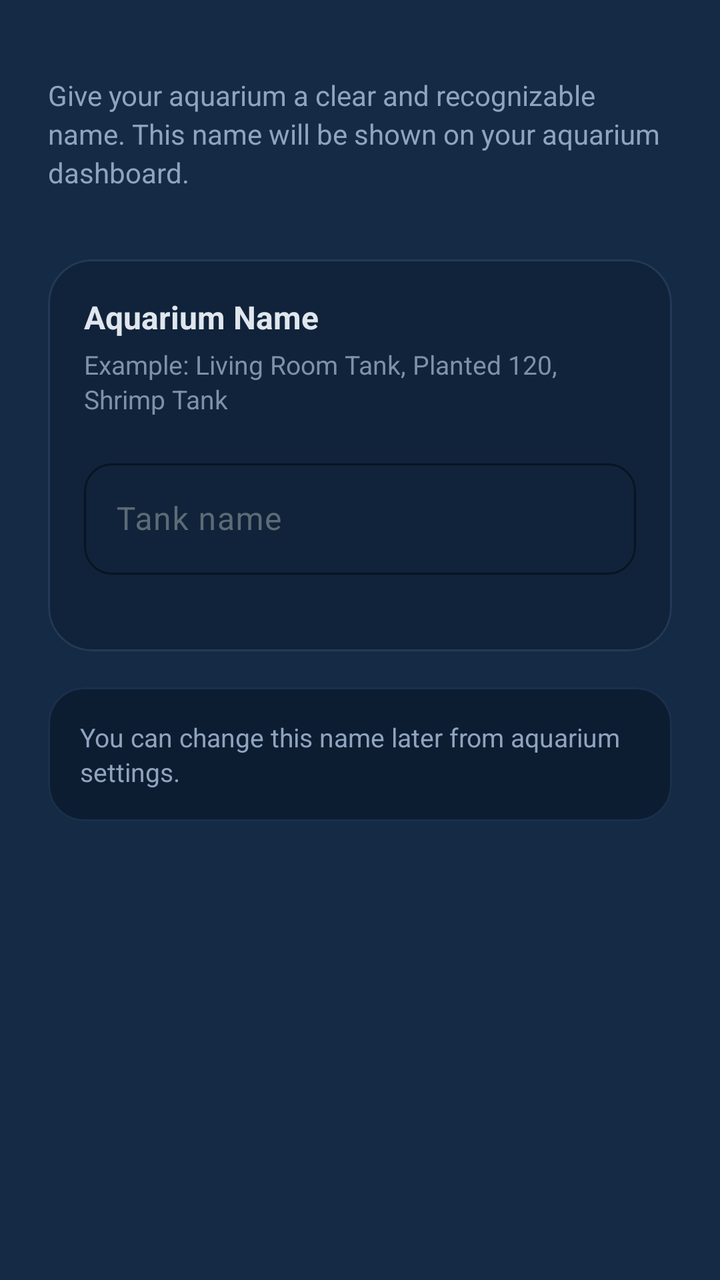
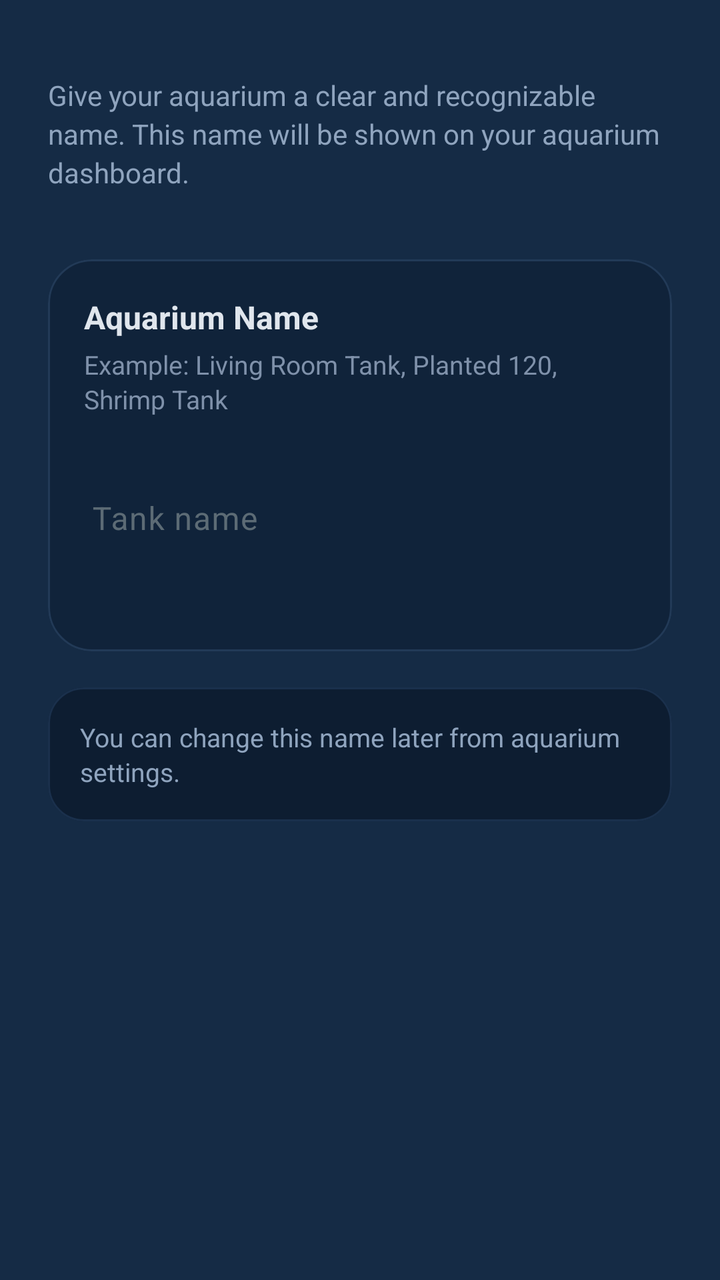

Before-and-after screenshots of an Android layout around one commit, followed by the original layout XML and the change that was made.
<!-- AndroidManifest.xml: application theme AppTheme -->
<!-- res/layout/fragment_tank_name.xml -->
<?xml version="1.0" encoding="utf-8"?>
<ScrollView
    xmlns:android="http://schemas.android.com/apk/res/android"
    xmlns:app="http://schemas.android.com/apk/res-auto"
    android:layout_width="match_parent"
    android:layout_height="match_parent"
    android:background="@color/background_color"
    android:fillViewport="true">

    <LinearLayout
        android:layout_width="match_parent"
        android:layout_height="wrap_content"
        android:orientation="vertical"
        android:paddingStart="24dp"
        android:paddingEnd="24dp"
        android:paddingTop="28dp"
        android:paddingBottom="24dp">

        
        <TextView
            android:id="@+id/tvStepDescription"
            android:layout_width="match_parent"
            android:layout_height="wrap_content"
            android:layout_marginTop="10dp"
            android:text="Give your aquarium a clear and recognizable name. This name will be shown on your aquarium dashboard."
            android:textColor="#8FA4BE"
            android:textSize="14sp"
            android:lineSpacingExtra="3dp" />

        
        <com.google.android.material.card.MaterialCardView
            android:id="@+id/cardTankName"
            android:layout_width="match_parent"
            android:layout_height="wrap_content"
            android:layout_marginTop="34dp"
            app:cardBackgroundColor="#10233A"
            app:cardCornerRadius="22dp"
            app:cardElevation="0dp"
            app:strokeColor="#223A57"
            app:strokeWidth="1dp">

            <LinearLayout
                android:layout_width="match_parent"
                android:layout_height="wrap_content"
                android:orientation="vertical"
                android:padding="18dp">

                <TextView
                    android:id="@+id/tvInputTitle"
                    android:layout_width="match_parent"
                    android:layout_height="wrap_content"
                    android:text="Aquarium Name"
                    android:textColor="?attr/colorOnSurface"
                    android:textSize="16sp"
                    android:textStyle="bold" />

                <TextView
                    android:id="@+id/tvInputHint"
                    android:layout_width="match_parent"
                    android:layout_height="wrap_content"
                    android:layout_marginTop="4dp"
                    android:text="Example: Living Room Tank, Planted 120, Shrimp Tank"
                    android:textColor="#7F91AA"
                    android:textSize="13sp"
                    android:lineSpacingExtra="2dp" />

                <com.google.android.material.textfield.TextInputLayout
                    android:id="@+id/tilTankName"
                    android:layout_width="match_parent"
                    android:layout_height="wrap_content"
                    android:layout_marginTop="18dp"
                    android:hint="Tank name"
                    app:boxBackgroundMode="outline"
                    app:boxCornerRadiusTopStart="14dp"
                    app:boxCornerRadiusTopEnd="14dp"
                    app:boxCornerRadiusBottomStart="14dp"
                    app:boxCornerRadiusBottomEnd="14dp"
                    app:boxStrokeColor="#2B4A6B"
                    app:boxStrokeWidth="1dp"
                    app:boxStrokeWidthFocused="2dp"
                    app:hintTextColor="#8ABEF5"
                    app:errorEnabled="true">

                    <com.google.android.material.textfield.TextInputEditText
                        android:id="@+id/etTankName"
                        android:layout_width="match_parent"
                        android:layout_height="wrap_content"
                        android:inputType="textCapWords"
                        android:maxLength="32"
                        android:singleLine="true"
                        android:textColor="?attr/colorOnSurface"
                        android:textColorHint="#7F91AA"
                        android:textSize="16sp" />

                </com.google.android.material.textfield.TextInputLayout>

            </LinearLayout>

        </com.google.android.material.card.MaterialCardView>

        
        <com.google.android.material.card.MaterialCardView
            android:id="@+id/cardInfo"
            android:layout_width="match_parent"
            android:layout_height="wrap_content"
            android:layout_marginTop="18dp"
            app:cardBackgroundColor="#0D1D31"
            app:cardCornerRadius="18dp"
            app:cardElevation="0dp"
            app:strokeColor="#1A304C"
            app:strokeWidth="1dp">

            <TextView
                android:id="@+id/tvNameInfo"
                android:layout_width="match_parent"
                android:layout_height="wrap_content"
                android:padding="16dp"
                android:text="You can change this name later from aquarium settings."
                android:textColor="#8FA4BE"
                android:textSize="13sp"
                android:lineSpacingExtra="2dp" />

        </com.google.android.material.card.MaterialCardView>

    </LinearLayout>

</ScrollView>
<!-- resources referenced by this layout -->
<resources>
  <color name="background_color">#152B45</color>
  <style name="AppTheme" parent="Theme.Material3.DayNight.NoActionBar">
  
          
          <item name="colorPrimary">@color/md_theme_light_primary</item>
          <item name="colorOnPrimary">@color/md_theme_light_onPrimary</item>
          <item name="colorSecondary">@color/md_theme_light_secondary</item>
          <item name="colorOnSecondary">@color/md_theme_light_onSecondary</item>
  
          
          <item name="android:colorBackground">@color/md_theme_light_background</item>
          <item name="colorSurface">@color/md_theme_light_surface</item>
          <item name="colorOnSurface">@color/md_theme_light_onSurface</item>
  
          
          <item name="colorSurfaceVariant">@color/md_theme_light_surfaceVariant</item>
          <item name="colorOnSurfaceVariant">@color/md_theme_light_onSurfaceVariant</item>
          <item name="colorOutline">@color/md_theme_light_outline</item>
          <item name="colorOutlineVariant">@color/md_theme_light_outlineVariant</item>
          <item name="colorError">@color/md_theme_light_error</item>
          <item name="colorOnError">@color/md_theme_light_onError</item>
  
          
          <item name="android:statusBarColor">@android:color/transparent</item>
          <item name="android:navigationBarColor">@android:color/black</item>
  
          
          <item name="android:windowLightStatusBar">true</item>
          <item name="android:windowLightNavigationBar">true</item>
  
          
          <item name="windowActionBar">false</item>
          <item name="android:windowNoTitle">true</item>
      </style>
  <color name="md_theme_light_primary">#2196F3</color>
  <color name="md_theme_light_onPrimary">#FFFFFF</color>
  <color name="md_theme_light_secondary">#4A6363</color>
  <color name="md_theme_light_onSecondary">#FFFFFF</color>
  <color name="md_theme_light_background">#152B45</color>
  <color name="md_theme_light_surface">#152B45</color>
  <color name="md_theme_light_onSurface">#E0E6ED</color>
  <color name="md_theme_light_surfaceVariant">#233042</color>
  <color name="md_theme_light_onSurfaceVariant">#5C6B75</color>
  <color name="md_theme_light_outline">#455A64</color>
  <color name="md_theme_light_outlineVariant">#37474F</color>
  <color name="md_theme_light_error">#D32F2F</color>
  <color name="md_theme_light_onError">#FFFFFF</color>
</resources>

<!-- the commit's change to res/layout/fragment_tank_name.xml (unified diff, before → after) -->
@@ -16,7 +16,6 @@
         android:paddingTop="28dp"
         android:paddingBottom="24dp">
 
-        
         <TextView
             android:id="@+id/tvStepDescription"
             android:layout_width="match_parent"
@@ -27,7 +26,6 @@
             android:textSize="14sp"
             android:lineSpacingExtra="3dp" />
 
-        
         <com.google.android.material.card.MaterialCardView
             android:id="@+id/cardTankName"
             android:layout_width="match_parent"
@@ -71,11 +69,12 @@
                     android:layout_marginTop="18dp"
                     android:hint="Tank name"
                     app:boxBackgroundMode="outline"
+                    app:boxBackgroundColor="#16314D"
                     app:boxCornerRadiusTopStart="14dp"
                     app:boxCornerRadiusTopEnd="14dp"
                     app:boxCornerRadiusBottomStart="14dp"
                     app:boxCornerRadiusBottomEnd="14dp"
-                    app:boxStrokeColor="#2B4A6B"
+                    app:boxStrokeColor="#355679"
                     app:boxStrokeWidth="1dp"
                     app:boxStrokeWidthFocused="2dp"
                     app:hintTextColor="#8ABEF5"
@@ -85,8 +84,11 @@
                         android:id="@+id/etTankName"
                         android:layout_width="match_parent"
                         android:layout_height="wrap_content"
+                        android:background="@android:color/transparent"
                         android:inputType="textCapWords"
                         android:maxLength="32"
+                        android:paddingStart="4dp"
+                        android:paddingEnd="4dp"
                         android:singleLine="true"
                         android:textColor="?attr/colorOnSurface"
                         android:textColorHint="#7F91AA"
@@ -98,7 +100,6 @@
 
         </com.google.android.material.card.MaterialCardView>
 
-        
         <com.google.android.material.card.MaterialCardView
             android:id="@+id/cardInfo"
             android:layout_width="match_parent"
